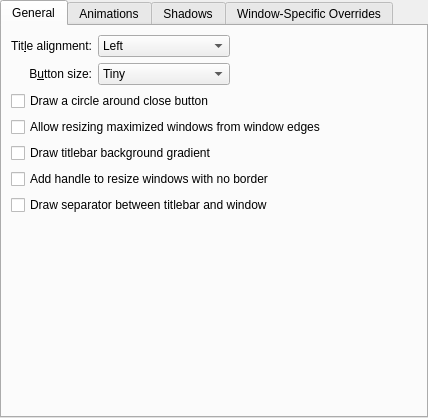
Above: kdecoration/config/ui/breezewayconfigurationui.ui from richard-kung/breezeway before the change. Below: the same form after it.
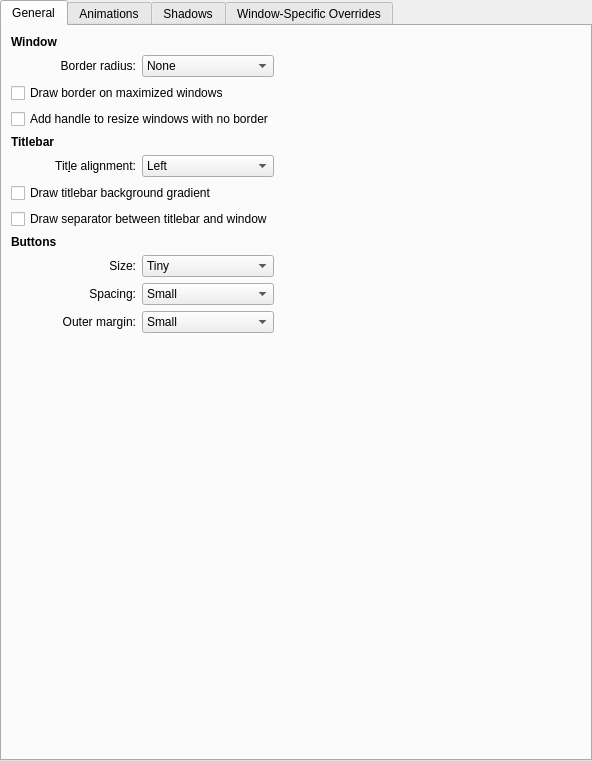
That is the form after the change. Custom widgets are drawn as their Qt base class.

Diff of the .ui file:
```diff
--- a/kdecoration/config/ui/breezewayconfigurationui.ui
+++ b/kdecoration/config/ui/breezewayconfigurationui.ui
@@ -6,8 +6,8 @@
    <rect>
     <x>0</x>
     <y>0</y>
-    <width>428</width>
-    <height>418</height>
+    <width>592</width>
+    <height>761</height>
    </rect>
   </property>
   <layout class="QVBoxLayout" name="verticalLayout">
@@ -24,8 +24,14 @@
        <string>General</string>
       </attribute>
       <layout class="QGridLayout" name="gridLayout_4">
-       <item row="0" column="0">
-        <widget class="QLabel" name="label_3">
+       <item row="6" column="0">
+        <widget class="QLabel" name="labelTitleAlignment">
+         <property name="sizePolicy">
+          <sizepolicy hsizetype="Preferred" vsizetype="Preferred">
+           <horstretch>0</horstretch>
+           <verstretch>0</verstretch>
+          </sizepolicy>
+         </property>
          <property name="text">
           <string>Tit&amp;le alignment:</string>
          </property>
@@ -37,10 +43,24 @@
          </property>
         </widget>
        </item>
-       <item row="1" column="0">
-        <widget class="QLabel" name="label_4">
+       <item row="14" column="0">
+        <widget class="QLabel" name="groupLabelButtons">
          <property name="text">
-          <string>B&amp;utton size:</string>
+          <string>&lt;html&gt;&lt;head/&gt;&lt;body&gt;&lt;p&gt;&lt;span style=&quot; font-weight:600;&quot;&gt;Buttons&lt;/span&gt;&lt;/p&gt;&lt;/body&gt;&lt;/html&gt;</string>
+         </property>
+        </widget>
+       </item>
+       <item row="2" column="0" colspan="2">
+        <widget class="QCheckBox" name="drawBorderOnMaximizedWindows">
+         <property name="text">
+          <string>Draw border on maximized windows</string>
+         </property>
+        </widget>
+       </item>
+       <item row="17" column="0">
+        <widget class="QLabel" name="labelButtonSpacing">
+         <property name="text">
+          <string>Spacing:</string>
          </property>
          <property name="alignment">
           <set>Qt::AlignRight|Qt::AlignTrailing|Qt::AlignVCenter</set>
@@ -50,36 +70,7 @@
          </property>
         </widget>
        </item>
-       <item row="1" column="1">
-        <widget class="QComboBox" name="buttonSize">
-         <item>
-          <property name="text">
-           <string>Tiny</string>
-          </property>
-         </item>
-         <item>
-          <property name="text">
-           <string comment="@item:inlistbox Button size:">Small</string>
-          </property>
-         </item>
-         <item>
-          <property name="text">
-           <string comment="@item:inlistbox Button size:">Medium</string>
-          </property>
-         </item>
-         <item>
-          <property name="text">
-           <string comment="@item:inlistbox Button size:">Large</string>
-          </property>
-         </item>
-         <item>
-          <property name="text">
-           <string comment="@item:inlistbox Button size:">Very Large</string>
-          </property>
-         </item>
-        </widget>
-       </item>
-       <item row="0" column="1">
+       <item row="6" column="1">
         <widget class="QComboBox" name="titleAlignment">
          <item>
           <property name="text">
@@ -103,20 +94,36 @@
          </item>
         </widget>
        </item>
-       <item row="0" column="2">
-        <spacer name="horizontalSpacer">
-         <property name="orientation">
-          <enum>Qt::Horizontal</enum>
+       <item row="16" column="0">
+        <widget class="QLabel" name="labelButtonSize">
+         <property name="sizePolicy">
+          <sizepolicy hsizetype="Preferred" vsizetype="Preferred">
+           <horstretch>0</horstretch>
+           <verstretch>0</verstretch>
+          </sizepolicy>
          </property>
-         <property name="sizeHint" stdset="0">
-          <size>
-           <width>40</width>
-           <height>20</height>
-          </size>
+         <property name="text">
+          <string>Size:</string>
          </property>
-        </spacer>
+         <property name="alignment">
+          <set>Qt::AlignRight|Qt::AlignTrailing|Qt::AlignVCenter</set>
+         </property>
+         <property name="buddy">
+          <cstring>buttonSize</cstring>
+         </property>
+        </widget>
        </item>
-       <item row="7" column="0" colspan="3">
+       <item row="18" column="0">
+        <widget class="QLabel" name="labelButtonMargin">
+         <property name="text">
+          <string>Outer margin:</string>
+         </property>
+         <property name="alignment">
+          <set>Qt::AlignRight|Qt::AlignTrailing|Qt::AlignVCenter</set>
+         </property>
+        </widget>
+       </item>
+       <item row="19" column="0" colspan="3">
         <spacer name="verticalSpacer">
          <property name="orientation">
           <enum>Qt::Vertical</enum>
@@ -129,41 +136,164 @@
          </property>
         </spacer>
        </item>
-       <item row="5" column="0" colspan="3">
-        <widget class="QCheckBox" name="drawSizeGrip">
-         <property name="text">
-          <string>Add handle to resize windows with no border</string>
-         </property>
-        </widget>
-       </item>
-       <item row="6" column="0" colspan="3">
-        <widget class="QCheckBox" name="drawTitleBarSeparator">
-         <property name="text">
-          <string>Draw separator between titlebar and window</string>
-         </property>
-        </widget>
-       </item>
-       <item row="3" column="0" colspan="3">
-        <widget class="QCheckBox" name="drawBorderOnMaximizedWindows">
-         <property name="text">
-          <string>Allow resizing maximized windows from window edges</string>
-         </property>
-        </widget>
-       </item>
-       <item row="2" column="0" colspan="3">
-        <widget class="QCheckBox" name="outlineCloseButton">
-         <property name="text">
-          <string>Draw a circle around close button</string>
-         </property>
-        </widget>
-       </item>
-       <item row="4" column="0" colspan="3">
+       <item row="11" column="0" colspan="3">
         <widget class="QCheckBox" name="drawBackgroundGradient">
          <property name="text">
           <string>Draw titlebar background gradient</string>
          </property>
         </widget>
        </item>
+       <item row="16" column="1">
+        <widget class="QComboBox" name="buttonSize">
+         <item>
+          <property name="text">
+           <string>Tiny</string>
+          </property>
+         </item>
+         <item>
+          <property name="text">
+           <string comment="@item:inlistbox Button size:">Small</string>
+          </property>
+         </item>
+         <item>
+          <property name="text">
+           <string comment="@item:inlistbox Button size:">Medium</string>
+          </property>
+         </item>
+         <item>
+          <property name="text">
+           <string comment="@item:inlistbox Button size:">Large</string>
+          </property>
+         </item>
+         <item>
+          <property name="text">
+           <string comment="@item:inlistbox Button size:">Very Large</string>
+          </property>
+         </item>
+        </widget>
+       </item>
+       <item row="5" column="0">
+        <widget class="QLabel" name="groupLabelTitlebar">
+         <property name="text">
+          <string>&lt;html&gt;&lt;head/&gt;&lt;body&gt;&lt;p&gt;&lt;span style=&quot; font-weight:600;&quot;&gt;Titlebar&lt;/span&gt;&lt;/p&gt;&lt;/body&gt;&lt;/html&gt;</string>
+         </property>
+        </widget>
+       </item>
+       <item row="18" column="1">
+        <widget class="QComboBox" name="buttonMargin">
+         <item>
+          <property name="text">
+           <string>Small</string>
+          </property>
+         </item>
+         <item>
+          <property name="text">
+           <string>Regular</string>
+          </property>
+         </item>
+         <item>
+          <property name="text">
+           <string>Wide</string>
+          </property>
+         </item>
+        </widget>
+       </item>
+       <item row="13" column="0" colspan="3">
+        <widget class="QCheckBox" name="drawTitleBarSeparator">
+         <property name="text">
+          <string>Draw separator between titlebar and window</string>
+         </property>
+        </widget>
+       </item>
+       <item row="17" column="1">
+        <widget class="QComboBox" name="buttonSpacing">
+         <item>
+          <property name="text">
+           <string>Small</string>
+          </property>
+         </item>
+         <item>
+          <property name="text">
+           <string>Regular</string>
+          </property>
+         </item>
+         <item>
+          <property name="text">
+           <string>Wide</string>
+          </property>
+         </item>
+        </widget>
+       </item>
+       <item row="1" column="1">
+        <widget class="QComboBox" name="borderRadius">
+         <item>
+          <property name="text">
+           <string>None</string>
+          </property>
+         </item>
+         <item>
+          <property name="text">
+           <string>Tiny</string>
+          </property>
+         </item>
+         <item>
+          <property name="text">
+           <string>Regular</string>
+          </property>
+         </item>
+         <item>
+          <property name="text">
+           <string>Extended</string>
+          </property>
+         </item>
+        </widget>
+       </item>
+       <item row="1" column="0">
+        <widget class="QLabel" name="labelBorderRadius">
+         <property name="text">
+          <string>Border radius:</string>
+         </property>
+         <property name="alignment">
+          <set>Qt::AlignRight|Qt::AlignTrailing|Qt::AlignVCenter</set>
+         </property>
+        </widget>
+       </item>
+       <item row="0" column="0">
+        <widget class="QLabel" name="groupLabelWindow">
+         <property name="text">
+          <string>&lt;html&gt;&lt;head/&gt;&lt;body&gt;&lt;p&gt;&lt;span style=&quot; font-weight:600;&quot;&gt;Window&lt;/span&gt;&lt;/p&gt;&lt;/body&gt;&lt;/html&gt;</string>
+         </property>
+        </widget>
+       </item>
+       <item row="1" column="2">
+        <spacer name="horizontalSpacer">
+         <property name="orientation">
+          <enum>Qt::Horizontal</enum>
+         </property>
+         <property name="sizeType">
+          <enum>QSizePolicy::MinimumExpanding</enum>
+         </property>
+         <property name="sizeHint" stdset="0">
+          <size>
+           <width>40</width>
+           <height>20</height>
+          </size>
+         </property>
+        </spacer>
+       </item>
+       <item row="3" column="0" colspan="2">
+        <widget class="QCheckBox" name="drawSizeGrip">
+         <property name="sizePolicy">
+          <sizepolicy hsizetype="Minimum" vsizetype="Fixed">
+           <horstretch>0</horstretch>
+           <verstretch>0</verstretch>
+          </sizepolicy>
+         </property>
+         <property name="text">
+          <string>Add handle to resize windows with no border</string>
+         </property>
+        </widget>
+       </item>
       </layout>
      </widget>
      <widget class="QWidget" name="tab_2">
```
Left out of the diff: 108 changed lines with no effect on the pictures.
